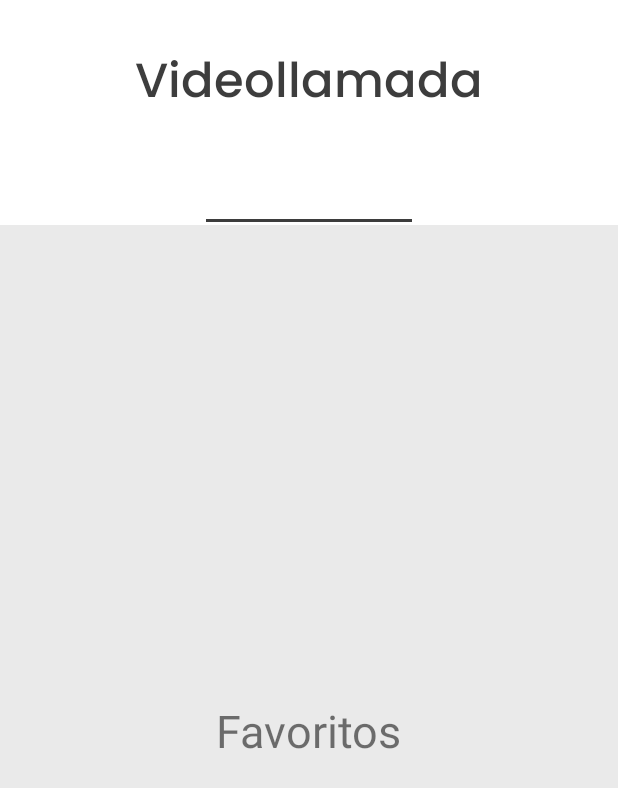
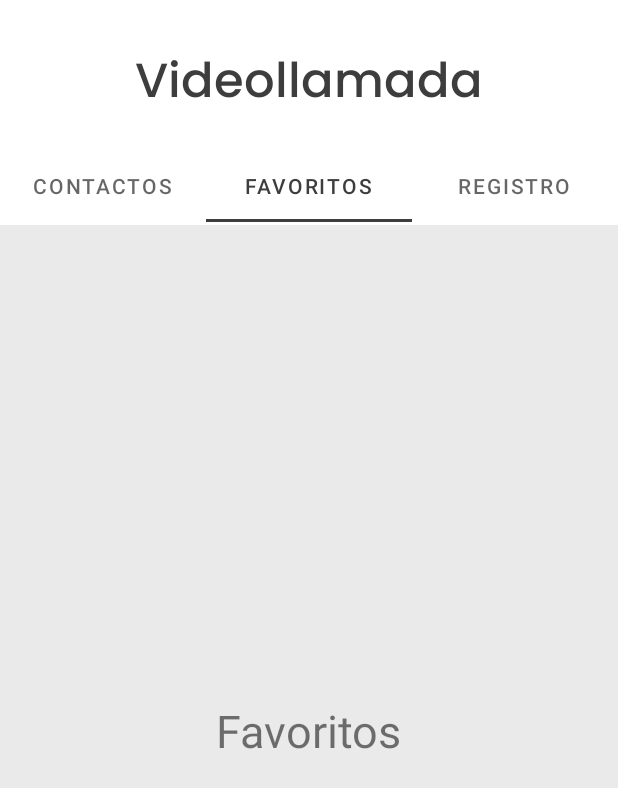
Before and after one commit to joseaoviedo/JolgorioApp, an Android app: the VideoCallPagerFragment screen opened through its navigation route, tab 2 chosen, on a phone screen of 412 x 824 dp. Shown: the top 788 px of the screen. Run offline under Robolectric (Android 15) with nearby library versions, the phone set to English and light mode, and no system bars; our stand-ins replace CircleImageView; pictures from the network do not load.

Commit message:
Fix a los títulos del directorio de llamadas

```diff
--- a/app/src/main/java/com/jolgorio/jolgorioapp/ui/videocall/VideoCallPagerAdapter.java
+++ b/app/src/main/java/com/jolgorio/jolgorioapp/ui/videocall/VideoCallPagerAdapter.java
@@ -3,6 +3,7 @@ package com.jolgorio.jolgorioapp.ui.videocall;
 import android.provider.CallLog;
 
 import androidx.annotation.NonNull;
+import androidx.annotation.Nullable;
 import androidx.fragment.app.Fragment;
 import androidx.fragment.app.FragmentManager;
 import androidx.fragment.app.FragmentPagerAdapter;
@@ -33,6 +34,21 @@ public class VideoCallPagerAdapter extends FragmentPagerAdapter {
         }
     }
 
+    @Nullable
+    @Override
+    public CharSequence getPageTitle(int position) {
+        switch (position){
+            case 0:
+                return "Contactos";
+            case 1:
+                return "Favoritos";
+            case 2:
+                return "Registro";
+            default:
+                return "None";
+        }
+    }
+
     @Override
     public int getCount() {
         return 3;
--- a/app/src/main/java/com/jolgorio/jolgorioapp/ui/videocall/VideoCallPagerFragment.java
+++ b/app/src/main/java/com/jolgorio/jolgorioapp/ui/videocall/VideoCallPagerFragment.java
@@ -16,20 +16,15 @@ import java.util.ArrayList;
 
 
 public class VideoCallPagerFragment extends Fragment {
-
     @Override
-    public View onCreateView(LayoutInflater inflater, ViewGroup container,
-                             Bundle savedInstanceState) {
-        // Inflate the layout for this fragment
+    public View onCreateView(LayoutInflater inflater, ViewGroup container, Bundle savedInstanceState) {
         View view = inflater.inflate(R.layout.fragment_videocall_pager, container, false);
         TabLayout tabLayout = view.findViewById(R.id.videocall_tab_layout);
         ViewPager viewPager = view.findViewById(R.id.videocall_viewpager);
-        ArrayList<String> arrayList = new ArrayList<>();
         VideoCallPagerAdapter adapter = new VideoCallPagerAdapter(getChildFragmentManager());
         viewPager.setAdapter(adapter);
         viewPager.setOffscreenPageLimit(3);
         tabLayout.setupWithViewPager(viewPager, true);
         return view;
     }
-
 }
```
